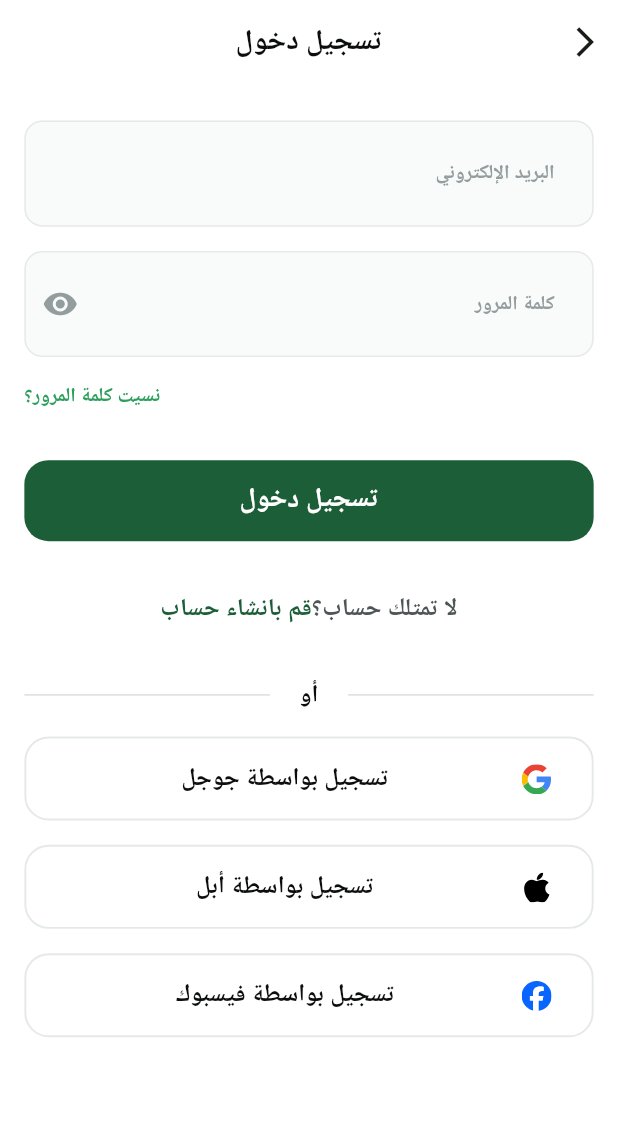
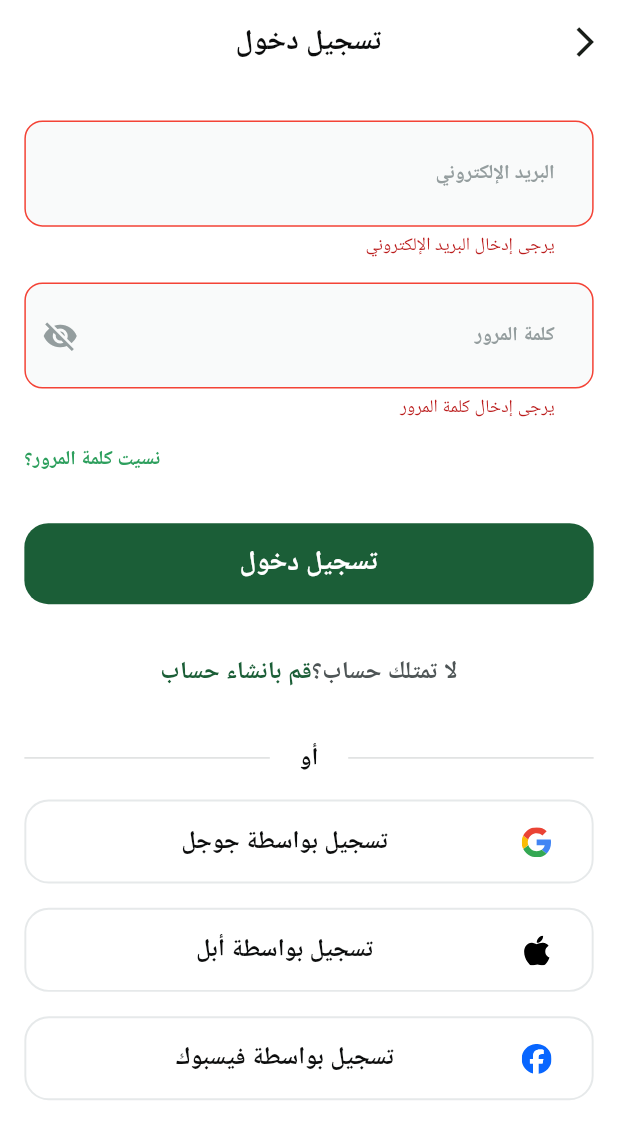
Before and after one commit to khaled-fcizu/fruits_hub, a Flutter app: the LoginView screen opened by its route, after a tap on "تسجيل دخول", on a phone screen of 412 x 824 dp. Shown: the top 1139 px of the screen. Run offline on Flutter 3.47's test engine with Material 3 defaults, Android fonts, the phone set to English and light mode, and no system bars; our stand-ins replace dartz, dots_indicator, firebase_auth, firebase_core, flutter_bloc, flutter_screenutil and 3 more; accounts and stored records are empty; Roboto replaces fonts that are missing (Cairo).

Commit message:
add login functionality using email and password with cubit and create login form

```diff
--- a/lib/core/di/dependancy_injection.dart
+++ b/lib/core/di/dependancy_injection.dart
@@ -1,5 +1,6 @@
 import 'package:fruit_hub/core/service/firebase_auth_service.dart';
 import 'package:fruit_hub/features/auth/data/repos/auth_repo_impl.dart';
+import 'package:fruit_hub/features/auth/presentation/managers/login_cubit/login_cubit.dart';
 import 'package:fruit_hub/features/auth/presentation/managers/signup_cubit/signup_cubit.dart';
 import 'package:get_it/get_it.dart';
 
@@ -12,4 +13,5 @@ void setupGetIt() {
     () => AuthRepoImpl(getIt<FirebaseAuthService>()),
   );
   getIt.registerFactory<SignupCubit>(() => SignupCubit(getIt<AuthRepoImpl>()));
+  getIt.registerFactory<LoginCubit>(() => LoginCubit(getIt<AuthRepoImpl>()));
 }
--- a/lib/core/routing/app_router.dart
+++ b/lib/core/routing/app_router.dart
@@ -2,8 +2,10 @@ import 'package:flutter/material.dart';
 import 'package:flutter_bloc/flutter_bloc.dart';
 import 'package:fruit_hub/core/di/dependancy_injection.dart';
 import 'package:fruit_hub/core/routing/routes.dart';
+import 'package:fruit_hub/features/auth/presentation/managers/login_cubit/login_cubit.dart';
 import 'package:fruit_hub/features/auth/presentation/managers/signup_cubit/signup_cubit.dart';
 import 'package:fruit_hub/features/auth/presentation/views/login_view.dart';
+import 'package:fruit_hub/features/home/presentation/views/home_view.dart';
 import 'package:fruit_hub/features/onBoarding/ui/onboarding_view.dart';
 import 'package:fruit_hub/features/auth/presentation/views/sign_up_view.dart';
 import 'package:fruit_hub/features/spalsh/ui/splash_view.dart';
@@ -15,8 +17,15 @@ abstract class AppRouter {
         return MaterialPageRoute(builder: (_) => SplashView());
       case Routes.onBoardingView:
         return MaterialPageRoute(builder: (_) => OnBoardingView());
+      case Routes.homeView:
+        return MaterialPageRoute(builder: (_) => HomeView());
       case Routes.loginView:
-        return MaterialPageRoute(builder: (_) => LoginView());
+        return MaterialPageRoute(
+          builder: (_) => BlocProvider(
+            create: (context) => getIt<LoginCubit>(),
+            child: LoginView(),
+          ),
+        );
       case Routes.signUpView:
         return MaterialPageRoute(
           builder: (_) => BlocProvider(
--- a/lib/core/routing/routes.dart
+++ b/lib/core/routing/routes.dart
@@ -1,6 +1,7 @@
 class Routes {
   static const String splashView = '/splashView';
   static const String loginView = '/loginView';
+  static const String homeView = '/homeView';
   static const String signUpView = '/signUpView';
   static const String onBoardingView = '/onBoardingView';
 }
--- a/lib/features/auth/presentation/views/login_view.dart
+++ b/lib/features/auth/presentation/views/login_view.dart
@@ -1,12 +1,14 @@
 import 'package:flutter/material.dart';
+import 'package:flutter_bloc/flutter_bloc.dart';
 import 'package:flutter_screenutil/flutter_screenutil.dart';
 import 'package:fruit_hub/core/helpers/spacing_helper.dart';
-import 'package:fruit_hub/core/theming/app_colors.dart';
 import 'package:fruit_hub/core/theming/app_text_styles.dart';
 import 'package:fruit_hub/core/widgets/app_text_button.dart';
-import 'package:fruit_hub/core/widgets/app_text_form_field.dart';
 import 'package:fruit_hub/core/widgets/custom_app_bar.dart';
+import 'package:fruit_hub/features/auth/presentation/managers/login_cubit/login_cubit.dart';
 import 'package:fruit_hub/features/auth/presentation/views/widgets/dont_have_account_text.dart';
+import 'package:fruit_hub/features/auth/presentation/views/widgets/login/login_bloc_listener.dart';
+import 'package:fruit_hub/features/auth/presentation/views/widgets/login/login_form.dart';
 
 import 'widgets/login_options_item.dart';
 import 'widgets/or_divider.dart';
@@ -17,7 +19,11 @@ class LoginView extends StatelessWidget {
   @override
   Widget build(BuildContext context) {
     return Scaffold(
-      appBar: buildAppBar(context, title: 'تسجيل دخول', icon: Icon(Icons.arrow_back_ios)),
+      appBar: buildAppBar(
+        context,
+        title: 'تسجيل دخول',
+        icon: Icon(Icons.arrow_back_ios),
+      ),
       body: SingleChildScrollView(
         child: Padding(
           padding: EdgeInsets.symmetric(horizontal: 16.h),
@@ -26,41 +32,51 @@ class LoginView extends StatelessWidget {
               crossAxisAlignment: CrossAxisAlignment.end,
               children: [
                 verticalSpace(24),
-                AppTextFormField(hintText: 'البريد الإلكتروني', validator: (value){}),
+                LoginForm(),
                 verticalSpace(16),
-                AppTextFormField(hintText: 'كلمة المرور', validator: (value){},
-                suffixIcon: Icon(Icons.remove_red_eye,
-                color: AppColors.lightGray,
+                Text(
+                  'نسيت كلمة المرور؟',
+                  style: AppTextStyles.font13LightGreenSimiBold,
                 ),
+                verticalSpace(33),
+                AppButton(
+                  onPressed: () {
+                    if (context
+                        .read<LoginCubit>()
+                        .loginKey
+                        .currentState!
+                        .validate()) {
+                      context.read<LoginCubit>().emitLoginState();
+                    }
+                  },
+                  buttonText: 'تسجيل دخول',
                 ),
-                verticalSpace(16),
-                Text('نسيت كلمة المرور؟', style: AppTextStyles.font13LightGreenSimiBold,),
-                verticalSpace(33),
-                AppButton(onPressed: (){}, buttonText: 'تسجيل دخول'),
                 verticalSpace(33),
                 Align(
                   alignment: Alignment.center,
-                  child: DontHaveAccountText()),
+                  child: DontHaveAccountText(),
+                ),
                 verticalSpace(33),
                 OrDivider(),
                 verticalSpace(16),
                 LoginOptionsItem(
                   text: 'تسجيل بواسطة جوجل',
-                  onPressed: (){},
+                  onPressed: () {},
                   image: 'assets/svgs/google.svg',
                 ),
                 verticalSpace(16),
                 LoginOptionsItem(
                   text: 'تسجيل بواسطة أبل',
-                  onPressed: (){},
+                  onPressed: () {},
                   image: 'assets/svgs/apple.svg',
                 ),
                 verticalSpace(16),
                 LoginOptionsItem(
                   text: 'تسجيل بواسطة فيسبوك',
-                  onPressed: (){},
+                  onPressed: () {},
                   image: 'assets/svgs/facebook.svg',
                 ),
+                LoginBlocListener(),
               ],
             ),
           ),
--- /dev/null
+++ b/lib/features/auth/presentation/views/widgets/login/login_form.dart
@@ -0,0 +1,59 @@
+import 'package:flutter/material.dart';
+import 'package:flutter_bloc/flutter_bloc.dart';
+import 'package:fruit_hub/core/helpers/spacing_helper.dart';
+import 'package:fruit_hub/core/theming/app_colors.dart';
+import 'package:fruit_hub/core/widgets/app_text_form_field.dart';
+import 'package:fruit_hub/features/auth/presentation/managers/login_cubit/login_cubit.dart';
+
+class LoginForm extends StatefulWidget {
+  const LoginForm({super.key});
+
+  @override
+  State<LoginForm> createState() => _LoginFormState();
+}
+
+class _LoginFormState extends State<LoginForm> {
+  bool isObscure = true;
+  @override
+  Widget build(BuildContext context) {
+    return Form(
+      key: context.read<LoginCubit>().loginKey,
+      child: Column(
+        children: [
+          AppTextFormField(
+            controller: context.read<LoginCubit>().emailController,
+            hintText: 'البريد الإلكتروني',
+            validator: (value) {
+              if (value == null || value.isEmpty) {
+                return 'يرجى إدخال البريد الإلكتروني';
+              }
+              return null;
+            },
+          ),
+          verticalSpace(16),
+          AppTextFormField(
+            obscureText: isObscure,
+            controller: context.read<LoginCubit>().passwordController,
+            hintText: 'كلمة المرور',
+            validator: (value) {
+              if (value == null || value.isEmpty) {
+                return 'يرجى إدخال كلمة المرور';
+              }
+              return null;
+            },
+            suffixIcon: GestureDetector(
+              onTap: () {
+                setState(() {
+                  isObscure = !isObscure;
+                });
+              },
+              child: isObscure
+                  ? Icon(Icons.visibility_off, color: AppColors.lightGray)
+                  : Icon(Icons.remove_red_eye, color: AppColors.mainLightGreen),
+            ),
+          ),
+        ],
+      ),
+    );
+  }
+}
```
Also changed, not shown: lib/features/auth/presentation/views/widgets/login/login_bloc_listener.dart (added, +68 -0 lines), lib/features/home/presentation/views/home_view.dart (added, +15 -0 lines).
